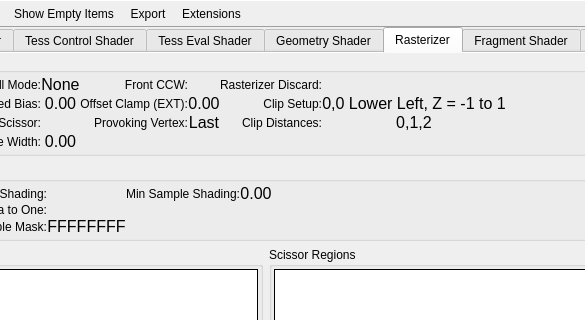
baldurk/renderdoc, file qrenderdoc/Windows/PipelineState/GLPipelineStateViewer.ui: the form before one commit; both pictures show x 176 to 761 and y 0 to 320 of the 883 by 660 pixel window.
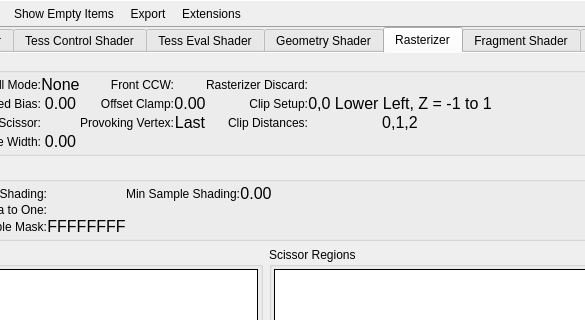
The form after the commit. The open tabs and pages were chosen to show the change. Icons and pictures are not drawn. Custom widgets are drawn as their Qt base class.

Commit message: Polygon offset clamp is core now

What changed in the file:
```diff
--- a/qrenderdoc/Windows/PipelineState/GLPipelineStateViewer.ui
+++ b/qrenderdoc/Windows/PipelineState/GLPipelineStateViewer.ui
@@ -2981,7 +2981,7 @@
           <item row="1" column="4">
            <widget class="QLabel" name="offsetClampLabel">
             <property name="text">
-             <string>Offset Clamp (EXT):</string>
+             <string>Offset Clamp:</string>
             </property>
             <property name="alignment">
              <set>Qt::AlignRight|Qt::AlignTrailing|Qt::AlignVCenter</set>
```
